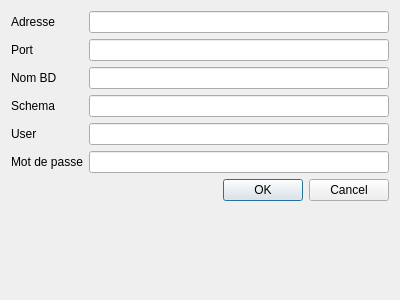
First picture: the form in Lamia/iface/qgiswidget/subdialogs/lamia_Connexion_PG.ui, repository Artelia/Lamia, before the edit.
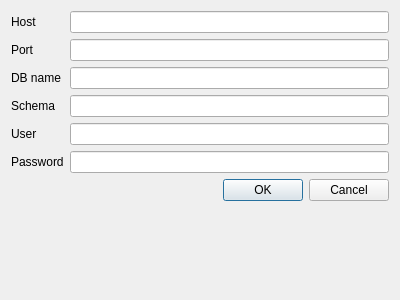
Second picture: the form after the edit.

The edit to the form file:
```diff
--- a/Lamia/iface/qgiswidget/subdialogs/lamia_Connexion_PG.ui
+++ b/Lamia/iface/qgiswidget/subdialogs/lamia_Connexion_PG.ui
@@ -17,7 +17,7 @@
    <item row="0" column="0">
     <widget class="QLabel" name="label">
      <property name="text">
-      <string>Adresse</string>
+      <string>Host</string>
      </property>
     </widget>
    </item>
@@ -44,7 +44,7 @@
    <item row="2" column="0">
     <widget class="QLabel" name="label_3">
      <property name="text">
-      <string>Nom BD</string>
+      <string>DB name</string>
      </property>
     </widget>
    </item>
@@ -67,7 +67,7 @@
    <item row="5" column="0">
     <widget class="QLabel" name="label_5">
      <property name="text">
-      <string>Mot de passe</string>
+      <string>Password</string>
      </property>
     </widget>
    </item>
```
Left out of the diff: 8 changed lines with no effect on the pictures.
